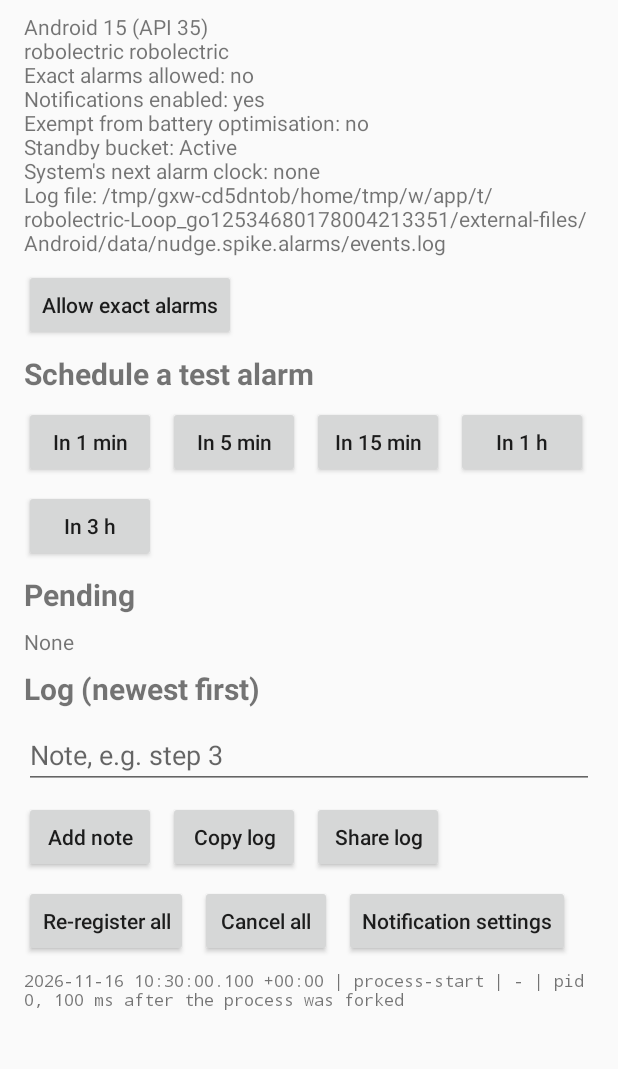
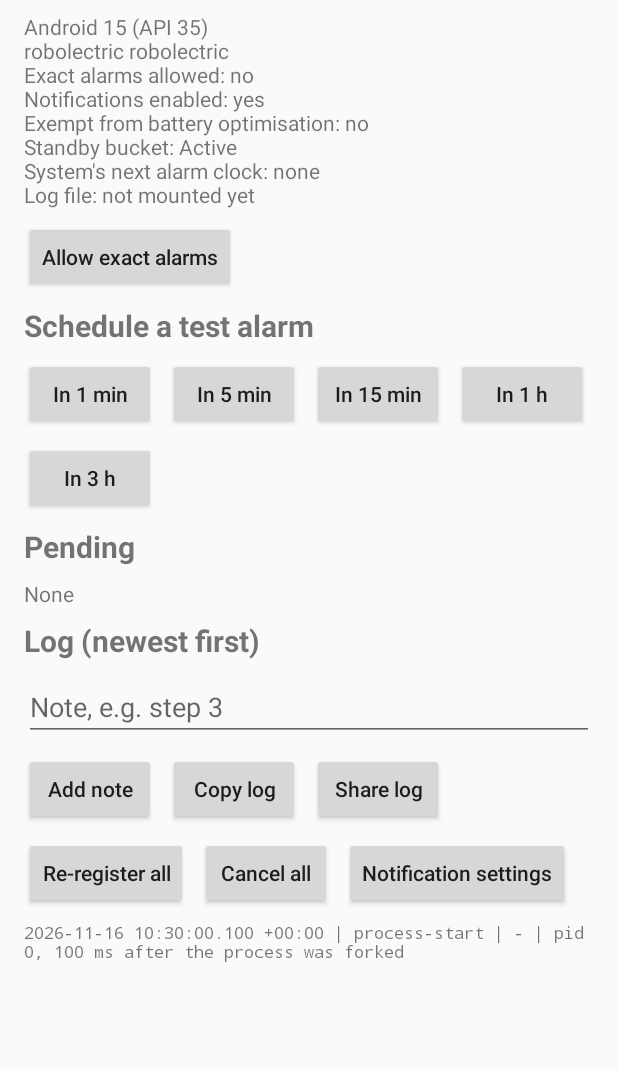
Before and after one commit to kpanko/nudge, an Android app: the screen it shows after launch (MainActivity), on a phone screen of 412 x 824 dp, the part 65-1134 px from its top. Run offline under Robolectric (Android 15) with nearby library versions, the phone set to English and light mode, and no system bars.

Commit message:
Make the spike's log unable to crash a receiver

```diff
--- a/spikes/AlarmSpikeKotlin/app/src/main/java/nudge/spike/alarms/Store.kt
+++ b/spikes/AlarmSpikeKotlin/app/src/main/java/nudge/spike/alarms/Store.kt
@@ -1,5 +1,6 @@
 package nudge.spike.alarms
 
+import android.os.Environment
 import android.util.Log
 import java.io.File
 import java.time.Instant
@@ -131,35 +132,109 @@ object SpikeStore {
  * appended and never rewritten. It lives in the app's folder on
  * shared storage so that `adb pull` can read it from a release
  * build.
+ *
+ * Writing never throws, so logging cannot crash a receiver. While
+ * shared storage is not mounted (early after a boot) or a write to it
+ * fails, lines go to `pending.log` in private storage, and the next
+ * write that reaches shared storage moves them over first, in order.
+ * Logcat gets every line either way.
  */
 object SpikeLog {
     private const val TAG = "AlarmSpike"
 
     private val gate = Any()
 
-    val file: File
+    /** The shared-storage log, or null while it cannot be used. */
+    private val sharedFile: File?
         get() {
-            val context = SpikeApplication.context
-            val folder = context.getExternalFilesDir(null)
-                ?: context.filesDir
-            return File(folder, "events.log")
+            val folder = SpikeApplication.context.getExternalFilesDir(null)
+            val mounted = folder != null &&
+                Environment.getExternalStorageState(folder) ==
+                Environment.MEDIA_MOUNTED
+            return if (mounted) File(folder, "events.log") else null
+        }
+
+    private val pendingFile: File
+        get() = File(SpikeApplication.context.filesDir, "pending.log")
+
+    /** Where the log is meant to be, for the page. */
+    val path: String
+        get() = try {
+            sharedFile?.absolutePath ?: "not mounted yet"
+        } catch (e: Exception) {
+            "unknown (${e.message})"
         }
 
     /** Appends one line: time | event | alarm | details. */
     fun write(event: String, alarmId: Int?, details: String) {
-        val id = if (alarmId == null) "-" else "#$alarmId"
-        val oneLine = details.replace("\r\n", " ")
-            .replace('\n', ' ')
-            .replace('\r', ' ')
-        val line = "${Clock.format(Clock.nowMs)} | $event | $id | $oneLine"
-        synchronized(gate) {
-            file.appendText(line + "\n")
+        val line = try {
+            val id = if (alarmId == null) "-" else "#$alarmId"
+            val oneLine = details.replace("\r\n", " ")
+                .replace('\n', ' ')
+                .replace('\r', ' ')
+            "${Clock.format(Clock.nowMs)} | $event | $id | $oneLine"
+        } catch (e: Exception) {
+            "$event | $alarmId | $details"
         }
 
-        Log.i(TAG, line)
+        try {
+            synchronized(gate) { append(line) }
+            Log.i(TAG, line)
+        } catch (e: Exception) {
+            Log.w(TAG, "$line (not saved: $e)")
+        }
     }
 
-    fun readAll(): String = synchronized(gate) {
-        if (file.exists()) file.readText() else ""
+    private fun append(line: String) {
+        val shared = try {
+            sharedFile
+        } catch (e: Exception) {
+            null
+        }
+        if (shared != null) {
+            try {
+                movePending(shared)
+                shared.appendText(line + "\n")
+                return
+            } catch (e: Exception) {
+                Log.w(TAG, "events.log not writable: $e")
+            }
+        }
+
+        pendingFile.appendText(line + "\n")
     }
+
+    /** Moves the lines kept while shared storage was not usable. */
+    private fun movePending(shared: File) {
+        val pending = pendingFile
+        if (!pending.exists()) {
+            return
+        }
+
+        shared.appendText(pending.readText())
+        pending.delete()
+    }
+
+    /** The whole log, lines still waiting in pending.log included. */
+    fun readAll(): String = try {
+        synchronized(gate) {
+            val shared = try {
+                sharedFile
+            } catch (e: Exception) {
+                null
+            }
+            val pending = pendingFile
+            (if (shared?.exists() == true) shared.readText() else "") +
+                (if (pending.exists()) pending.readText() else "")
+        }
+    } catch (e: Exception) {
+        "The log could not be read: $e\n"
+    }
+
+    /** The last [count] lines of the log, for Copy and Share. */
+    fun lastLines(count: Int): String =
+        readAll().split('\n')
+            .filter { it.isNotEmpty() }
+            .takeLast(count)
+            .joinToString("\n", postfix = "\n")
 }
```
Also changed, not shown: spikes/AlarmSpikeKotlin/app/src/main/java/nudge/spike/alarms/Alarms.kt (+8 -2 lines), spikes/AlarmSpikeKotlin/app/src/main/java/nudge/spike/alarms/MainActivity.kt (+23 -6 lines), 1 other file.
